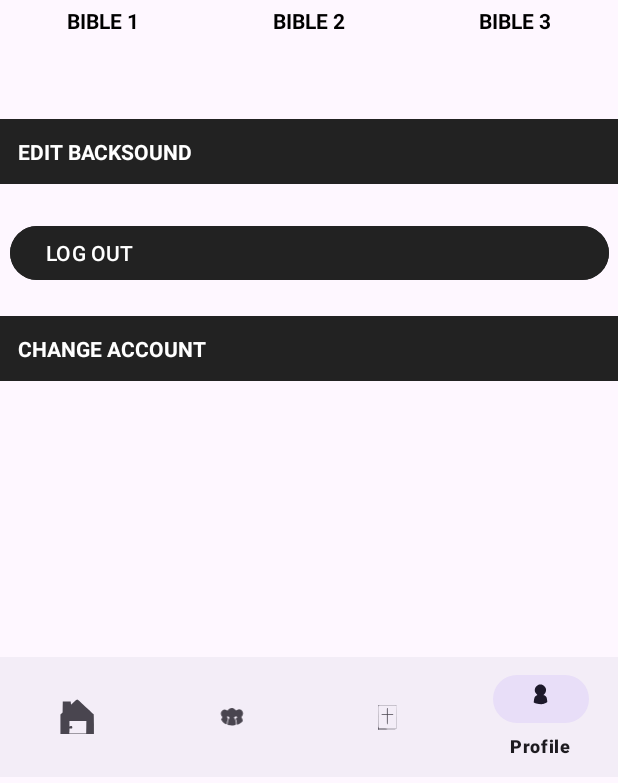
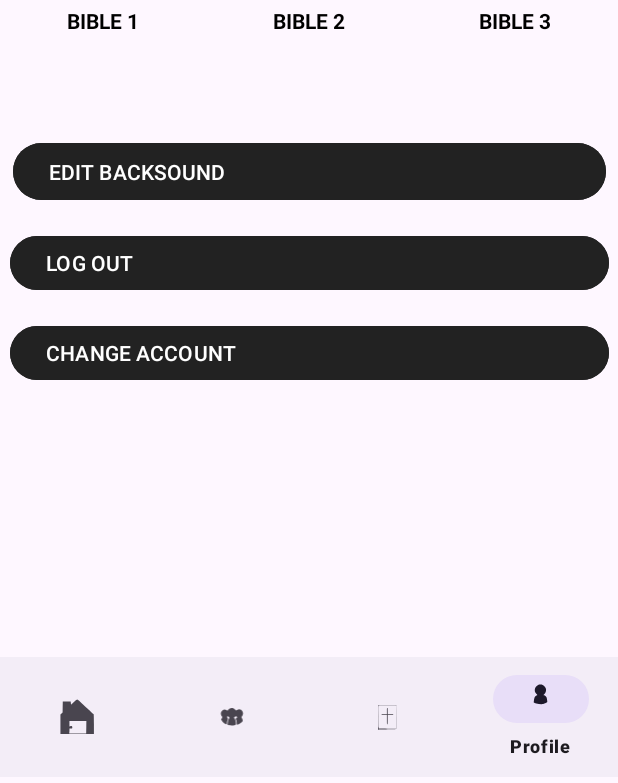
Before and after one commit to Vrenzy092/TeenToon, an Android app: the ProfileFragment screen opened through its navigation route, on a phone screen of 412 x 824 dp, the part 453-1236 px from its top. Run offline under Robolectric (Android 15) with nearby library versions, the phone set to English and light mode, and no system bars; our stand-ins replace Firebase (no records; nobody signed in at launch, a user with empty details on screens opened directly), navigation-ui.

Commit message:
first commit

```diff
--- a/app/build.gradle.kts
+++ b/app/build.gradle.kts
@@ -53,6 +53,7 @@ dependencies {
     implementation(libs.firebase.database)
     implementation(libs.androidx.credentials)
     implementation(libs.androidx.credentials.play.services.auth)
+    implementation("com.google.android.libraries.identity.googleid:googleid:1.1.1")
     implementation(libs.androidx.legacy.support.v4)
     implementation(libs.androidx.lifecycle.livedata.ktx)
     implementation(libs.androidx.lifecycle.viewmodel.ktx)
--- a/app/src/main/AndroidManifest.xml
+++ b/app/src/main/AndroidManifest.xml
@@ -45,6 +45,12 @@
             </intent-filter>
         </service>
 
+        <service
+            android:name=".BacksoundService"
+            android:enabled="true"
+            android:exported="false"
+            android:foregroundServiceType="mediaPlayback" />
+
     </application>
 
 </manifest>
--- a/app/src/main/java/com/example/teentoon/nav/prof/ProfileFragment.kt
+++ b/app/src/main/java/com/example/teentoon/nav/prof/ProfileFragment.kt
@@ -45,6 +45,7 @@ class ProfileFragment : Fragment() {
                 .get().addOnSuccessListener { snapshot ->
                     val username = snapshot.value?.toString() ?: "Unknown"
                     binding.txtusername.text = username
+
                 }
                 .addOnFailureListener {
                     binding.txtusername.text = "GUEST"
@@ -62,6 +63,10 @@ class ProfileFragment : Fragment() {
             requireActivity().finish()
             // Arahkan ke halaman login jika diperlukan
         }
+
+        binding.btnBacksound.setOnClickListener {
+
+        }
     }
 
     override fun onDestroyView() {
--- a/app/src/main/res/layout/activity_sign_up.xml
+++ b/app/src/main/res/layout/activity_sign_up.xml
@@ -8,8 +8,8 @@
 
     <ImageView
         android:id="@+id/imageView3"
-        android:layout_width="230dp"
-        android:layout_height="231dp"
+        android:layout_width="200dp"
+        android:layout_height="200dp"
         android:layout_marginTop="32dp"
         app:layout_constraintEnd_toEndOf="parent"
         app:layout_constraintHorizontal_bias="0.497"
@@ -83,7 +83,7 @@
         android:layout_height="wrap_content"
         android:layout_marginTop="60dp"
         android:text="WELCOME TO"
-        android:textSize="40sp"
+        android:textSize="34sp"
         app:layout_constraintBottom_toTopOf="@+id/imageView"
         app:layout_constraintEnd_toEndOf="parent"
         app:layout_constraintStart_toStartOf="parent"
--- a/app/src/main/res/layout/fragment_profile.xml
+++ b/app/src/main/res/layout/fragment_profile.xml
@@ -149,25 +149,11 @@
         </LinearLayout>
     </LinearLayout>
 
-    <TextView
-        android:id="@+id/textView15"
-        android:layout_width="match_parent"
-        android:layout_height="wrap_content"
-        android:layout_marginTop="40dp"
-        android:background="#222222"
-        android:padding="12dp"
-        android:text="EDIT BACKSOUND"
-        android:textColor="#FFFFFF"
-        android:textStyle="bold"
-        app:layout_constraintEnd_toEndOf="parent"
-        app:layout_constraintStart_toStartOf="parent"
-        app:layout_constraintTop_toBottomOf="@+id/linearLayout2" />
-
     <Button
         android:id="@+id/btnLogout"
         android:layout_width="399dp"
         android:layout_height="44dp"
-        android:layout_marginTop="24dp"
+        android:layout_marginTop="16dp"
         android:backgroundTint="#222222"
         android:text="LOG OUT"
         android:textAlignment="viewStart"
@@ -175,21 +161,34 @@
         android:textSize="14sp"
         app:layout_constraintEnd_toEndOf="parent"
         app:layout_constraintStart_toStartOf="parent"
-        app:layout_constraintTop_toBottomOf="@+id/textView15" />
+        app:layout_constraintTop_toBottomOf="@+id/btnBacksound" />
 
-    <TextView
-        android:layout_width="match_parent"
-        android:layout_height="wrap_content"
-        android:layout_marginTop="20dp"
-        android:background="#222222"
-        android:padding="12dp"
+    <Button
+        android:id="@+id/btnChangeacc"
+        android:layout_width="399dp"
+        android:layout_height="44dp"
+        android:layout_marginTop="16dp"
+        android:backgroundTint="#222222"
         android:text="CHANGE ACCOUNT"
-        android:textColor="#FFFFFF"
-        android:textStyle="bold"
+        android:textAlignment="viewStart"
+        android:textColor="@color/white"
+        android:textSize="14sp"
         app:layout_constraintEnd_toEndOf="parent"
-        app:layout_constraintHorizontal_bias="0.0"
         app:layout_constraintStart_toStartOf="parent"
         app:layout_constraintTop_toBottomOf="@+id/btnLogout" />
 
+    <Button
+        android:id="@+id/btnBacksound"
+        android:layout_width="395dp"
+        android:layout_height="46dp"
+        android:layout_marginTop="52dp"
+        android:backgroundTint="#222222"
+        android:text="EDIT BACKSOUND"
+        android:textAlignment="viewStart"
+        android:textColor="@color/white"
+        app:layout_constraintEnd_toEndOf="parent"
+        app:layout_constraintStart_toStartOf="parent"
+        app:layout_constraintTop_toBottomOf="@+id/linearLayout2" />
+
 
 </androidx.constraintlayout.widget.ConstraintLayout>
```
Also changed, not shown: app/src/main/java/com/example/teentoon/SignIn.kt (+85 -8 lines), app/src/main/res/layout/activity_sign_in.xml (+35 -10 lines).
